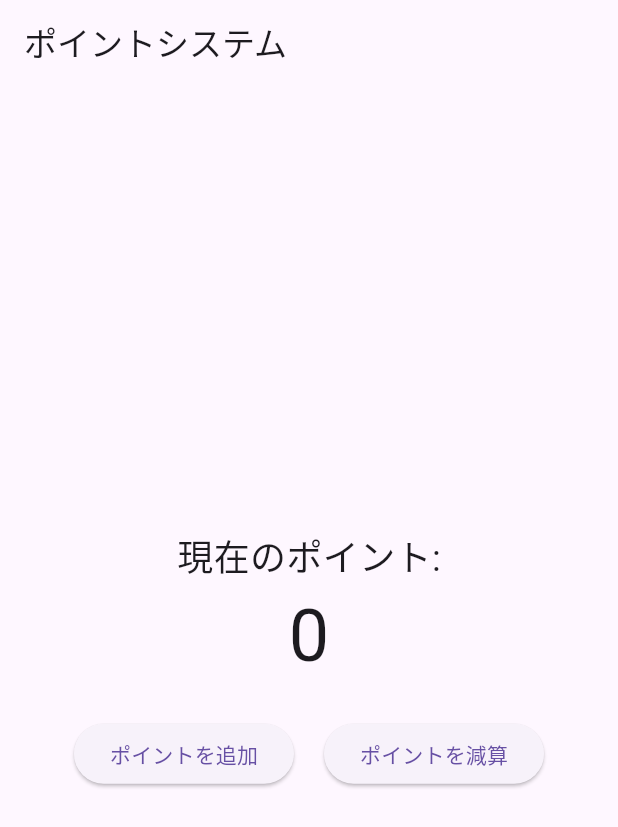
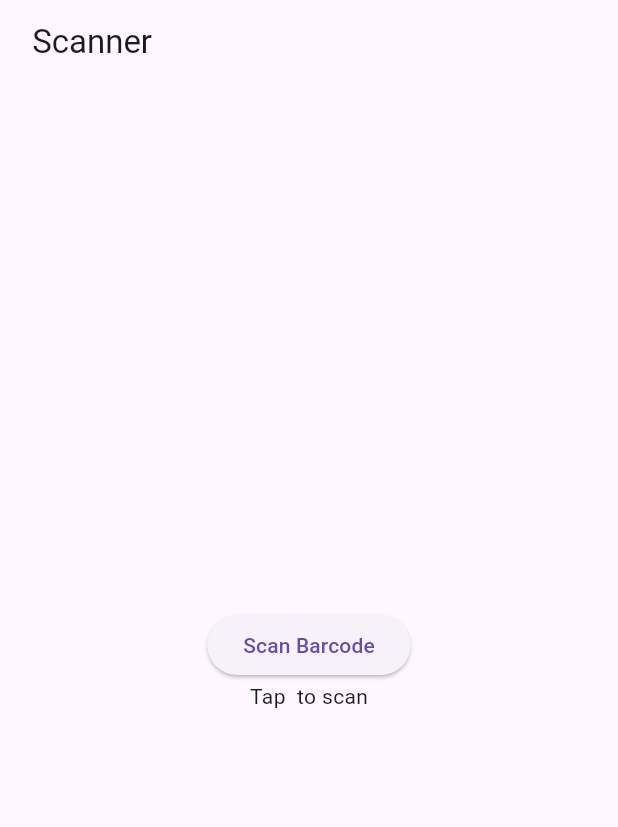
Before and after one commit to masaPokemon/masa, a Flutter app: the screen it shows after launch, on a phone screen of 412 x 824 dp. Shown: the top 827 px of the screen. Run offline on Flutter 3.47's test engine with Material 3 defaults, Android fonts, the phone set to English and light mode, and no system bars; missing offline and left inert: ai_barcode_scanner.

Commit message:
Update main.dart

```diff
--- a/lib/main.dart
+++ b/lib/main.dart
@@ -1,100 +1,92 @@
+import 'package:ai_barcode_scanner/ai_barcode_scanner.dart';
+import 'package:flutter/foundation.dart';
 import 'package:flutter/material.dart';
-import 'package:shared_preferences/shared_preferences.dart';
 
 void main() {
-  runApp(MyApp());
+  WidgetsFlutterBinding.ensureInitialized();
+  runApp(const MyApp());
 }
 
 class MyApp extends StatelessWidget {
+  const MyApp({super.key});
+
   @override
   Widget build(BuildContext context) {
-    return MaterialApp(
-      title: 'ポイントシステム',
-      theme: ThemeData(
-        primarySwatch: Colors.blue,
-      ),
-      home: PointSystemPage(),
+    return const MaterialApp(
+      home: HomePage(),
     );
   }
 }
 
-class PointSystemPage extends StatefulWidget {
+class HomePage extends StatefulWidget {
+  const HomePage({super.key});
+
   @override
-  _PointSystemPageState createState() => _PointSystemPageState();
+  State<HomePage> createState() => _HomePageState();
 }
 
-class _PointSystemPageState extends State<PointSystemPage> {
-  int _points = 0;
-
-  @override
-  void initState() {
-    super.initState();
-    _loadPoints();
-  }
-
-  // ポイントをロード
-  _loadPoints() async {
-    SharedPreferences prefs = await SharedPreferences.getInstance();
-    setState(() {
-      _points = prefs.getInt('points') ?? 0;
-    });
-  }
-
-  // ポイントを保存
-  _savePoints() async {
-    SharedPreferences prefs = await SharedPreferences.getInstance();
-    prefs.setInt('points', _points);
-  }
-
-  // ポイントを加算
-  void _addPoints() {
-    setState(() {
-      _points += 10;
-    });
-    _savePoints();
-  }
-
-  // ポイントを減算
-  void _subtractPoints() {
-    setState(() {
-      _points = _points > 0 ? _points - 10 : 0;
-    });
-    _savePoints();
-  }
-
+class _HomePageState extends State<HomePage> {
+  String barcode = 'Tap  to scan';
   @override
   Widget build(BuildContext context) {
     return Scaffold(
       appBar: AppBar(
-        title: Text('ポイントシステム'),
+        title: const Text(' Scanner'),
       ),
       body: Center(
         child: Column(
-          mainAxisAlignment: MainAxisAlignment.center,
-          children: <Widget>[
-            Text(
-              '現在のポイント:',
-              style: TextStyle(fontSize: 24),
+          mainAxisSize: MainAxisSize.min,
+          children: [
+            ElevatedButton(
+              child: const Text('Scan Barcode'),
+              onPressed: () async {
+                await Navigator.of(context).push(
+                  MaterialPageRoute(
+                    builder: (context) => AiBarcodeScanner(
+                      onDispose: () {
+                        /// This is called when the barcode scanner is disposed.
+                        /// You can write your own logic here.
+                        debugPrint("Barcode scanner disposed!");
+                      },
+                      hideGalleryButton: false,
+                      controller: MobileScannerController(
+                        detectionSpeed: DetectionSpeed.noDuplicates,
+                      ),
+                      onDetect: (BarcodeCapture capture) {
+                        /// The row string scanned barcode value
+                        final String? scannedValue =
+                            capture.barcodes.first.rawValue;
+                        debugPrint("Barcode scanned: $scannedValue");
+
+                        /// The `Uint8List` image is only available if `returnImage` is set to `true`.
+                        final Uint8List? image = capture.image;
+                        debugPrint("Barcode image: $image");
+
+                        /// row data of the barcode
+                        final Object? raw = capture.raw;
+                        debugPrint("Barcode raw: $raw");
+
+                        /// List of scanned barcodes if any
+                        final List<Barcode> barcodes = capture.barcodes;
+                        debugPrint("Barcode list: $barcodes");
+                      },
+                      validator: (value) {
+                        if (value.barcodes.isEmpty) {
+                          return false;
+                        }
+                        if (!(value.barcodes.first.rawValue
+                                ?.contains('flutter.dev') ??
+                            false)) {
+                          return false;
+                        }
+                        return true;
+                      },
+                    ),
+                  ),
+                );
+              },
             ),
-            Text(
-              '$_points',
-              style: TextStyle(fontSize: 48),
-            ),
-            SizedBox(height: 20),
-            Row(
-              mainAxisAlignment: MainAxisAlignment.center,
-              children: [
-                ElevatedButton(
-                  onPressed: _addPoints,
-                  child: Text('ポイントを追加'),
-                ),
-                SizedBox(width: 20),
-                ElevatedButton(
-                  onPressed: _subtractPoints,
-                  child: Text('ポイントを減算'),
-                ),
-              ],
-            ),
+            Text(barcode),
           ],
         ),
       ),
```
